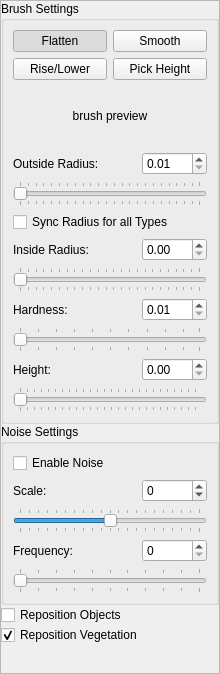
Qt form dev/Code/Sandbox/Editor/TerrainModifyPanel.ui (aws/lumberyard) before a commit.
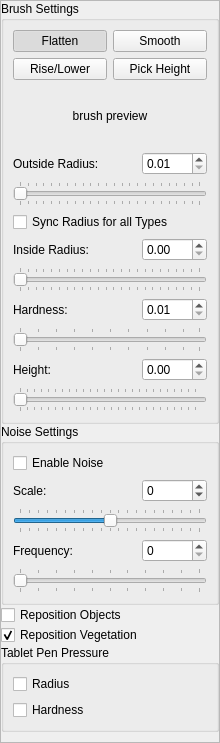
The same form after that commit. Custom widgets are drawn as their Qt base class.

Commit message:
Terrain Modify Tool
+pen pressure for radius & hardness
+ui options

Patch:
```diff
--- a/dev/Code/Sandbox/Editor/TerrainModifyPanel.ui
+++ b/dev/Code/Sandbox/Editor/TerrainModifyPanel.ui
@@ -7,7 +7,7 @@
     <x>0</x>
     <y>0</y>
     <width>220</width>
-    <height>674</height>
+    <height>743</height>
    </rect>
   </property>
   <property name="sizePolicy">
@@ -40,7 +40,7 @@
         <x>0</x>
         <y>0</y>
         <width>218</width>
-        <height>672</height>
+        <height>741</height>
        </rect>
       </property>
       <property name="sizePolicy">
@@ -504,6 +504,29 @@
          </property>
         </widget>
        </item>
+       <item>
+        <widget class="QGroupBox" name="groupBox">
+         <property name="title">
+          <string>Tablet Pen Pressure</string>
+         </property>
+         <layout class="QVBoxLayout" name="verticalLayout_4">
+          <item>
+           <widget class="QCheckBox" name="pressureRadius">
+            <property name="text">
+             <string>Radius</string>
+            </property>
+           </widget>
+          </item>
+          <item>
+           <widget class="QCheckBox" name="pressureHardness">
+            <property name="text">
+             <string>Hardness</string>
+            </property>
+           </widget>
+          </item>
+         </layout>
+        </widget>
+       </item>
        <item>
         <spacer name="verticalSpacer">
          <property name="orientation">
```
The commit also changes 4 other files.
